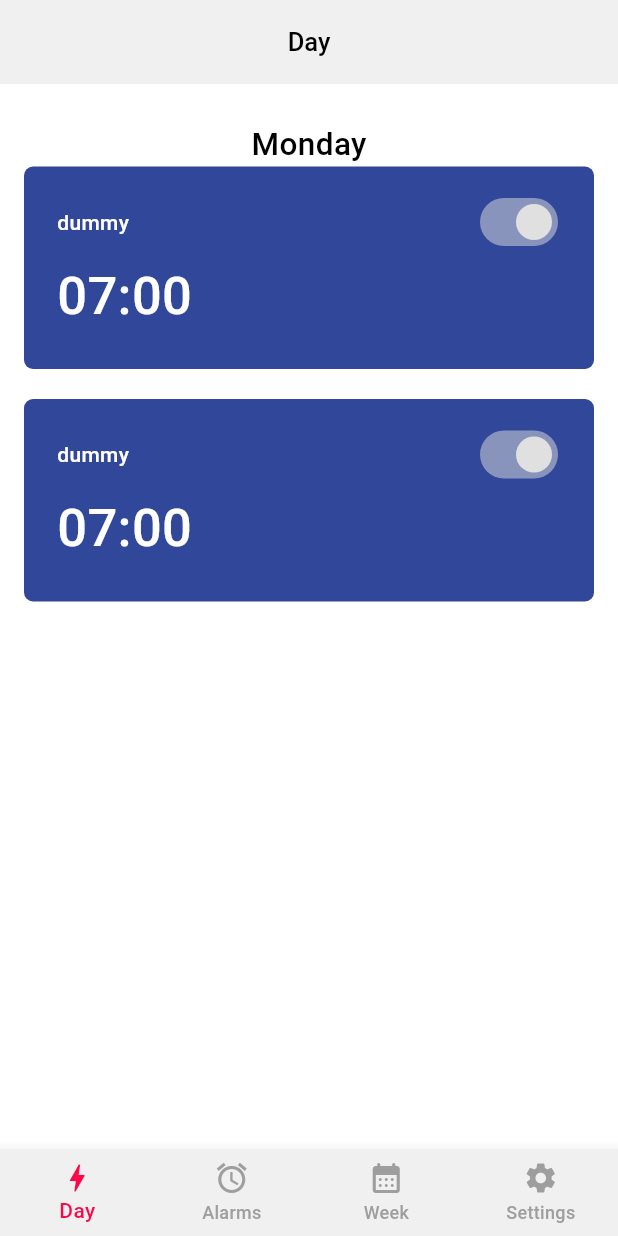
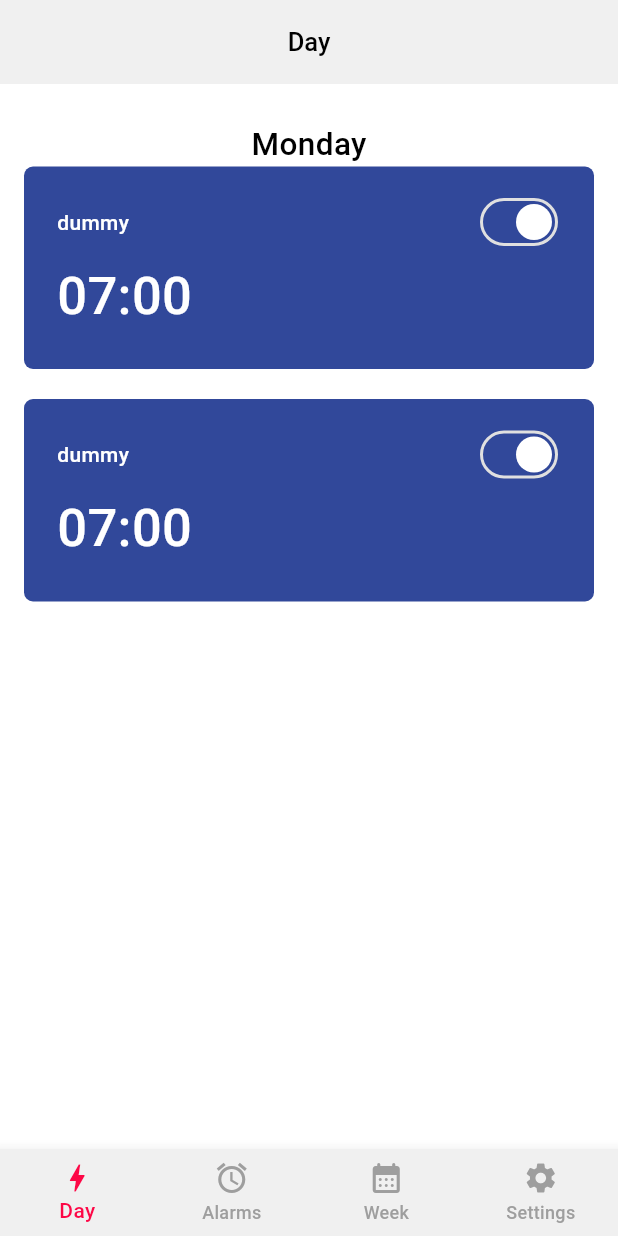
Before and after one commit to MuhammadHarisSiddiqui620/alarm_clock, a Flutter app: the screen it shows after launch, on a phone screen of 412 x 824 dp. Run offline on Flutter 3.47's test engine with Material 3 defaults, Android fonts, the light colour scheme and no system bars.

Commit message:
alarm_clock[3]
Changes
- App Bar Consistent All Screens
- Switch in timer set

```diff
--- a/lib/Screens/DayScreen.dart
+++ b/lib/Screens/DayScreen.dart
@@ -1,3 +1,4 @@
+import 'package:alarm_clock/components/CustomAppBar.dart';
 import 'package:flutter/material.dart';
 
 import '../components/Reusable_Alarm.dart';
@@ -15,14 +16,7 @@ class _DayScreenState extends State<DayScreen> {
   Widget build(BuildContext context) {
     return SafeArea(
       child: Scaffold(
-        appBar: AppBar(
-          title: Center(
-            child: Text(
-              'Day',
-              style: appBarStyle,
-            ),
-          ),
-        ),
+        appBar: CustomAppBar(title: 'Day'), // Use the custom AppBar
         body: ListView(
           children: [
             Padding(
--- /dev/null
+++ b/lib/components/CustomAppBar.dart
@@ -0,0 +1,24 @@
+import 'package:alarm_clock/constants.dart';
+import 'package:flutter/material.dart';
+
+class CustomAppBar extends StatelessWidget implements PreferredSizeWidget {
+  final String title;
+
+  const CustomAppBar({Key? key, required this.title}) : super(key: key);
+
+  @override
+  Widget build(BuildContext context) {
+    return AppBar(
+      title: Center(
+        child: Text(
+          title,
+          style: appBarStyle,
+        ),
+      ),
+      elevation: 0.0, // Optional: Remove the AppBar shadow
+    );
+  }
+
+  @override
+  Size get preferredSize => Size.fromHeight(kToolbarHeight);
+}
--- a/lib/components/SwitchState.dart
+++ b/lib/components/SwitchState.dart
@@ -15,8 +15,10 @@ class _SwitchStateState extends State<SwitchState> {
     return Switch(
       // This bool value toggles the switch.
       value: light,
-      activeColor: Colors.grey[300],
-      inactiveTrackColor: Colors.white,
+      activeColor: Color(0xFF31489A),
+      inactiveTrackColor: Colors.grey,
+      trackOutlineColor: MaterialStateProperty.all(Colors.grey[300]),
+      thumbColor: MaterialStateProperty.all(Colors.white),
       onChanged: (bool value) {
         // This is called when the user toggles the switch.
         setState(() {
```
Also changed, not shown: lib/Screens/AlarmScreen.dart (+9 -1 lines), lib/Screens/SettingsScreen.dart (+9 -1 lines), lib/Screens/WeekScreen.dart (+9 -1 lines).
